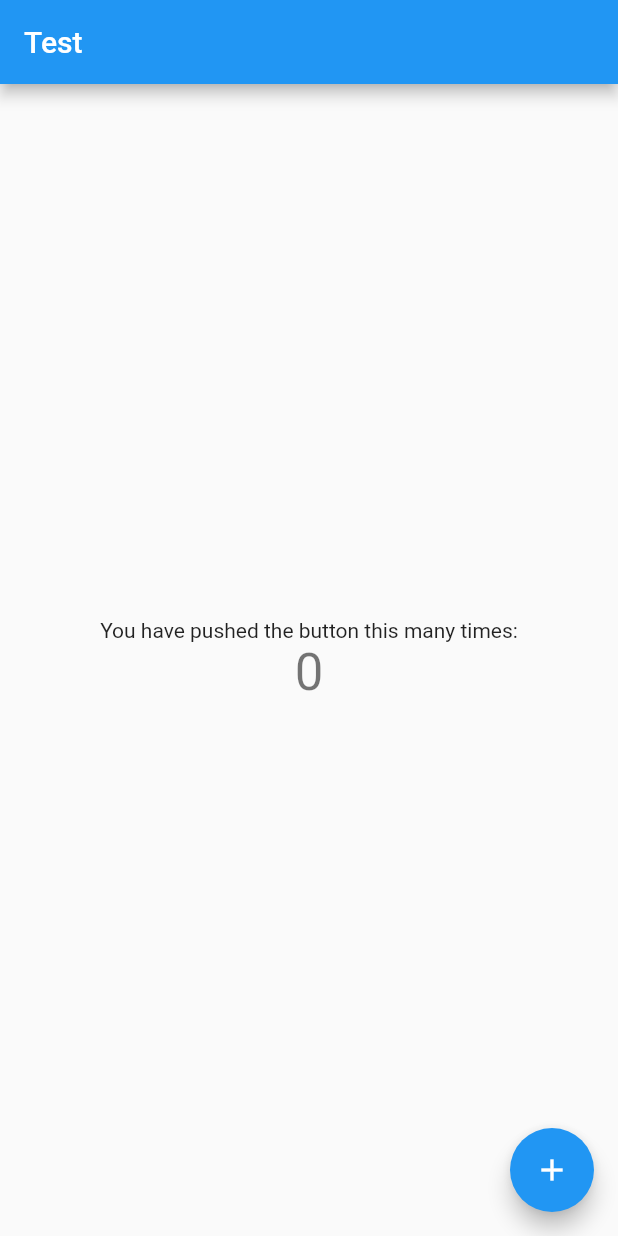
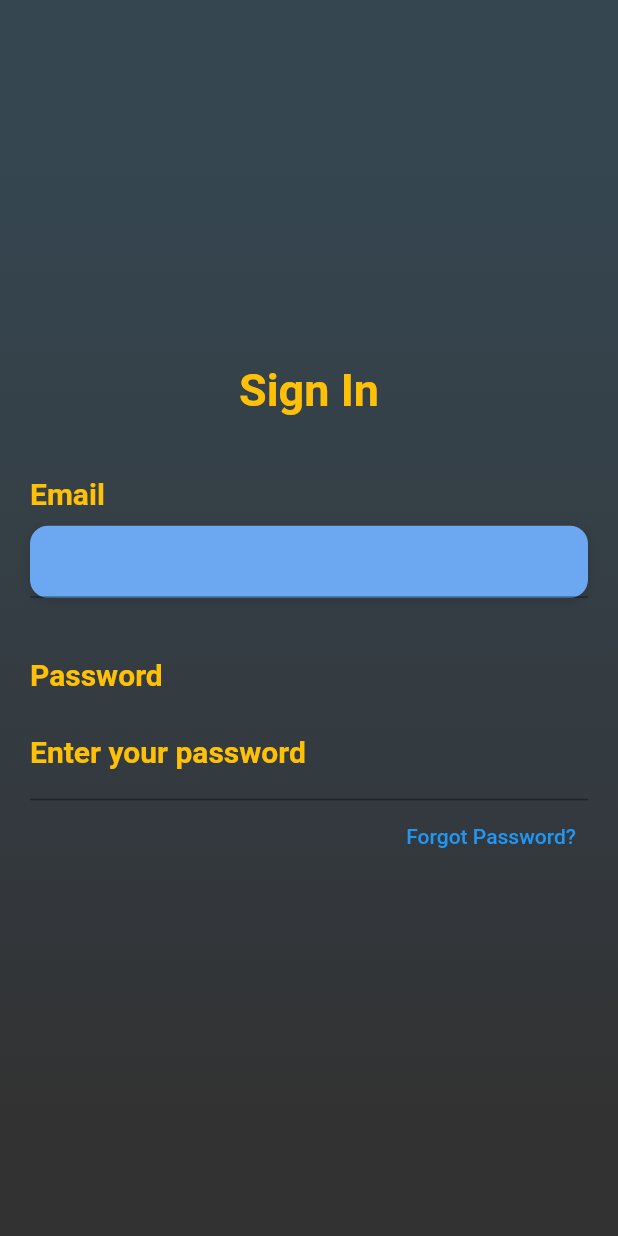
Before and after one commit to Derek-Girardi/Derek-s-Blog, a Flutter app: the screen it shows after launch, on a phone screen of 412 x 824 dp. Run offline on Flutter 3.47's test engine with Material 2 defaults, Android fonts, the phone set to English and light mode, and no system bars; Roboto replaces fonts that are missing (OpenSans).

Commit message:
Some basic fields and coloring for login screen
Created some empty functions to separate each element out on its own. Still a WIP but commiting what I currently have so incase something happens, I dont lose it.

```diff
--- a/lib/UI/HomeScreen.dart
+++ b/lib/UI/HomeScreen.dart
@@ -1,86 +1,156 @@
 import 'package:flutter/material.dart';
 
 class HomeScreen extends StatefulWidget {
-  HomeScreen({Key key, this.title}) : super(key: key);
-
-  // This widget is the home page of your application. It is stateful, meaning
-  // that it has a State object (defined below) that contains fields that affect
-  // how it looks.
-
-  // This class is the configuration for the state. It holds the values (in this
-  // case the title) provided by the parent (in this case the App widget) and
-  // used by the build method of the State. Fields in a Widget subclass are
-  // always marked "final".
-
-  final String title;
-
   @override
   _HomeScreenState createState() => _HomeScreenState();
 }
 
 class _HomeScreenState extends State<HomeScreen> {
-  int _counter = 0;
-
-  void _incrementCounter() {
-    setState(() {
-      // This call to setState tells the Flutter framework that something has
-      // changed in this State, which causes it to rerun the build method below
-      // so that the display can reflect the updated values. If we changed
-      // _counter without calling setState(), then the build method would not be
-      // called again, and so nothing would appear to happen.
-      _counter++;
-    });
-  }
-
   @override
   Widget build(BuildContext context) {
-    // This method is rerun every time setState is called, for instance as done
-    // by the _incrementCounter method above.
-    //
-    // The Flutter framework has been optimized to make rerunning build methods
-    // fast, so that you can just rebuild anything that needs updating rather
-    // than having to individually change instances of widgets.
     return Scaffold(
-      appBar: AppBar(
-        // Here we take the value from the MyHomePage object that was created by
-        // the App.build method, and use it to set our appbar title.
-        title: Text(widget.title),
+        body: Stack(
+      children: <Widget>[
+        Container(
+          height: MediaQuery.of(context).size.height,
+          width: MediaQuery.of(context).size.width,
+          decoration: BoxDecoration(
+              gradient: LinearGradient(
+                  begin: Alignment.topCenter,
+                  end: Alignment.bottomCenter,
+                  colors: [
+                Color(0xff354651),
+                Color(0xff354047),
+                Color(0xff33383D),
+                Color(0xff323232),
+              ],
+                  stops: [
+                0.1,
+                0.4,
+                0.7,
+                0.9
+              ])),
         ),
-      body: Center(
-        // Center is a layout widget. It takes a single child and positions it
-        // in the middle of the parent.
+        Container(
+            height: MediaQuery.of(context).size.height,
+            width: MediaQuery.of(context).size.width,
+            margin: EdgeInsets.symmetric(horizontal: 20.0),
             child: Column(
-          // Column is also a layout widget. It takes a list of children and
-          // arranges them vertically. By default, it sizes itself to fit its
-          // children horizontally, and tries to be as tall as its parent.
-          //
-          // Invoke "debug painting" (press "p" in the console, choose the
-          // "Toggle Debug Paint" action from the Flutter Inspector in Android
-          // Studio, or the "Toggle Debug Paint" command in Visual Studio Code)
-          // to see the wireframe for each widget.
-          //
-          // Column has various properties to control how it sizes itself and
-          // how it positions its children. Here we use mainAxisAlignment to
-          // center the children vertically; the main axis here is the vertical
-          // axis because Columns are vertical (the cross axis would be
-          // horizontal).
               mainAxisAlignment: MainAxisAlignment.center,
               children: <Widget>[
                 Text(
-              'You have pushed the button this many times:',
-            ),
-            Text(
-              '$_counter',
-              style: Theme.of(context).textTheme.headline4,
-            ),
-          ],
+                  'Sign In',
+                  style: TextStyle(
+                    color: Colors.amber,
+                    fontFamily: 'OpenSans',
+                    fontSize: 30.0,
+                    fontWeight: FontWeight.bold,
                   ),
                 ),
-      floatingActionButton: FloatingActionButton(
-        onPressed: _incrementCounter,
-        tooltip: 'Increment',
-        child: Icon(Icons.add),
-      ), // This trailing comma makes auto-formatting nicer for build methods.
+                SizedBox(height: 40.0),
+                _emailField(),
+                SizedBox(height: 40.0),
+                _passwordField(),
+                _forgotPasswordBtn(),
+                //  _rememberMe(),
+                //  _loginBtn(),
+                //  _signInTextSeparator(),
+                // _otherLoginBtns(),
+                // _signupBtn(),
+                //other fucntions
+              ],
+            ))
+      ],
+    ));
+  }
+}
+
+Widget _emailField() {
+  return Column(
+    crossAxisAlignment: CrossAxisAlignment.start,
+    children: <Widget>[
+      Text(
+        'Email',
+        style: TextStyle(
+          color: Colors.amber,
+          fontFamily: 'OpenSans',
+          fontSize: 20.0,
+          fontWeight: FontWeight.bold,
+        ),
+      ),
+      SizedBox(height: 10.0),
+      Container(
+          decoration: BoxDecoration(
+              color: Color(0xFF6CA8F1),
+              borderRadius: BorderRadius.circular(12),
+              boxShadow: [
+                BoxShadow(
+                    color: Colors.black12,
+                    blurRadius: 6.0,
+                    offset: Offset(0, 2))
+              ]),
+          alignment: Alignment.centerLeft,
+          child: TextField(
+            keyboardType: TextInputType.emailAddress,
+            style: TextStyle(
+              color: Colors.amber,
+              fontFamily: 'OpenSans',
+              fontSize: 20.0,
+              fontWeight: FontWeight.bold,
+            ),
+          ))
+    ],
   );
 }
+
+Widget _passwordField() {
+  return Column(
+    crossAxisAlignment: CrossAxisAlignment.start,
+    children: <Widget>[
+      Text(
+        'Password',
+        style: TextStyle(
+          color: Colors.amber,
+          fontFamily: 'OpenSans',
+          fontSize: 20.0,
+          fontWeight: FontWeight.bold,
+        ),
+      ),
+      SizedBox(height: 10.0),
+      Container(
+          alignment: Alignment.centerLeft,
+          //decoration: BoxDecoration(
+
+          //  ),
+          child: TextField(
+            decoration: InputDecoration(
+              labelText: 'Enter your password',
+              labelStyle: TextStyle(
+                color: Colors.amber,
+                fontFamily: 'OpenSans',
+                fontSize: 20.0,
+                fontWeight: FontWeight.bold,
+              ),
+            ),
+          ))
+    ],
+  );
 }
+
+Widget _forgotPasswordBtn() {
+  return Container(
+    alignment: Alignment.centerRight,
+    child: TextButton(
+      onPressed: () =>
+       print('press me') ,
+      child: Text(
+        'Forgot Password?'
+      ),
+  ));
+}
+
+Widget _rememberMe() {}
+Widget _loginBtn() {}
+Widget _signInTextSeparator() {}
+Widget _otherLoginBtns() {}
+Widget _signupBtn() {}
--- a/lib/main.dart
+++ b/lib/main.dart
@@ -1,29 +1,13 @@
 import 'package:flutter/material.dart';
 import 'package:derek_blog/UI/HomeScreen.dart';
 
-void main() {
-  runApp(MyApp());
-}
+void main() => runApp(MyApp());
 
 class MyApp extends StatelessWidget {
-  // This widget is the root of your application.
   @override
   Widget build(BuildContext context) {
     return MaterialApp(
-      title: 'Test',
-      theme: ThemeData(
-        // This is the theme of your application.
-        //
-        // Try running your application with "flutter run". You'll see the
-        // application has a blue toolbar. Then, without quitting the app, try
-        // changing the primarySwatch below to Colors.green and then invoke
-        // "hot reload" (press "r" in the console where you ran "flutter run",
-        // or simply save your changes to "hot reload" in a Flutter IDE).
-        // Notice that the counter didn't reset back to zero; the application
-        // is not restarted.
-        primarySwatch: Colors.blue,
-      ),
-      home: HomeScreen(title: 'Test'),
+      home: HomeScreen(),
     );
   }
 }
--- a/pubspec.yaml
+++ b/pubspec.yaml
@@ -30,7 +30,9 @@ dependencies:
   google_fonts:
   http:
   flutter_html:
+  flutter_auth_buttons:
   url_launcher:
+  logger:
 
 dev_dependencies:
   flutter_test:
```
Also changed, not shown: pubspec.lock, 1 other file. Lines whose indentation alone changed are shown as unchanged.
